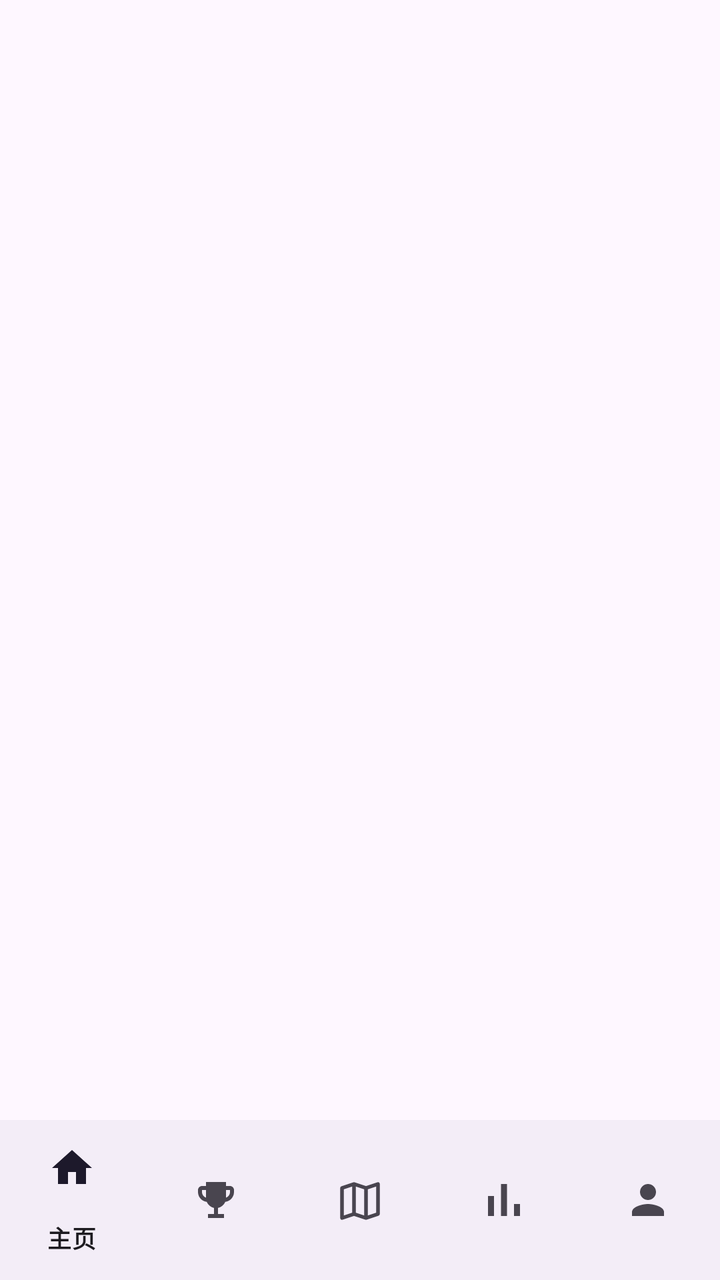
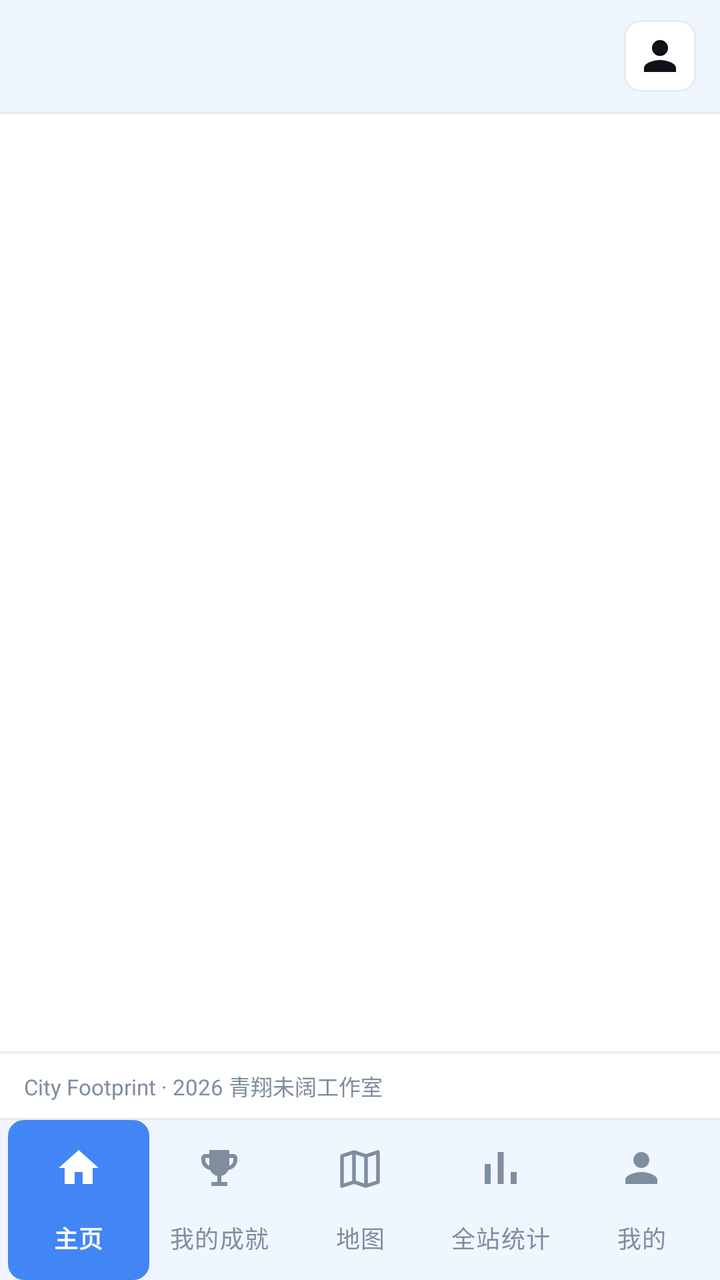

Screens rendered from an Android XML layout before and after an edit, with the pre-edit source and the edit as a unified diff.
<!-- AndroidManifest.xml: application theme Theme.CityFootprint -->
<!-- res/layout/activity_main.xml -->
<?xml version="1.0" encoding="utf-8"?>
<LinearLayout xmlns:android="http://schemas.android.com/apk/res/android"
    xmlns:app="http://schemas.android.com/apk/res-auto"
    android:layout_width="match_parent"
    android:layout_height="match_parent"
    android:orientation="vertical">

    
    <com.google.android.material.appbar.MaterialToolbar
        android:id="@+id/toolbar"
        android:layout_width="match_parent"
        android:layout_height="?attr/actionBarSize"
        android:background="?attr/colorSurface" />

    <FrameLayout
        android:id="@+id/container"
        android:layout_width="match_parent"
        android:layout_height="0dp"
        android:layout_weight="1" />

    
    <com.google.android.material.bottomnavigation.BottomNavigationView
        android:id="@+id/bottomNav"
        android:layout_width="match_parent"
        android:layout_height="wrap_content"
        app:menu="@menu/bottom_nav" />
</LinearLayout>
<!-- resources referenced by this layout -->
<resources>
  <style name="Theme.CityFootprint" parent="Theme.Material3.DayNight.NoActionBar">
          
          <item name="android:statusBarColor">@color/window_bg_light</item>
          <item name="android:navigationBarColor">@color/window_bg_light</item>
          <item name="android:windowLightStatusBar">true</item>
          <item name="android:windowLightNavigationBar" tools:targetApi="27">true</item>
      </style>
  <color name="window_bg_light">#F2F2F7</color>
</resources>

<!-- the commit's change to res/layout/activity_main.xml (unified diff, before → after) -->
@@ -3,14 +3,51 @@
     xmlns:app="http://schemas.android.com/apk/res-auto"
     android:layout_width="match_parent"
     android:layout_height="match_parent"
+    android:background="@color/bg"
     android:orientation="vertical">
 
     
-    <com.google.android.material.appbar.MaterialToolbar
-        android:id="@+id/toolbar"
+    <LinearLayout
         android:layout_width="match_parent"
-        android:layout_height="?attr/actionBarSize"
-        android:background="?attr/colorSurface" />
+        android:layout_height="wrap_content"
+        android:background="@color/sidebar"
+        android:orientation="vertical">
+
+        <LinearLayout
+            android:layout_width="match_parent"
+            android:layout_height="56dp"
+            android:gravity="center_vertical"
+            android:orientation="horizontal"
+            android:paddingStart="12dp"
+            android:paddingEnd="12dp">
+
+            <TextView
+                android:id="@+id/title"
+                android:layout_width="0dp"
+                android:layout_height="wrap_content"
+                android:layout_weight="1"
+                android:ellipsize="end"
+                android:maxLines="1"
+                android:textColor="@color/sidebar_fg"
+                android:textSize="16sp"
+                android:textStyle="bold" />
+
+            <ImageButton
+                android:id="@+id/btnProfile"
+                android:layout_width="36dp"
+                android:layout_height="36dp"
+                android:background="@drawable/bg_action_button"
+                android:contentDescription="@string/tab_profile"
+                android:padding="8dp"
+                android:src="@drawable/ic_person"
+                android:tint="@color/sidebar_fg" />
+        </LinearLayout>
+
+        <View
+            android:layout_width="match_parent"
+            android:layout_height="1dp"
+            android:background="@color/sidebar_border" />
+    </LinearLayout>
 
     <FrameLayout
         android:id="@+id/container"
@@ -19,9 +56,68 @@
         android:layout_weight="1" />
 
     
-    <com.google.android.material.bottomnavigation.BottomNavigationView
-        android:id="@+id/bottomNav"
+    <LinearLayout
         android:layout_width="match_parent"
         android:layout_height="wrap_content"
-        app:menu="@menu/bottom_nav" />
+        android:background="@color/card"
+        android:orientation="vertical">
+
+        <View
+            android:layout_width="match_parent"
+            android:layout_height="1dp"
+            android:background="@color/border" />
+
+        <LinearLayout
+            android:layout_width="match_parent"
+            android:layout_height="wrap_content"
+            android:gravity="center_vertical"
+            android:orientation="horizontal"
+            android:paddingStart="12dp"
+            android:paddingTop="8dp"
+            android:paddingEnd="12dp"
+            android:paddingBottom="8dp">
+
+            <TextView
+                android:layout_width="0dp"
+                android:layout_height="wrap_content"
+                android:layout_weight="1"
+                android:ellipsize="end"
+                android:maxLines="1"
+                android:text="@string/footer_brand"
+                android:textColor="@color/muted_fg"
+                android:textSize="11sp" />
+
+            <TextView
+                android:id="@+id/footerVersion"
+                android:layout_width="wrap_content"
+                android:layout_height="wrap_content"
+                android:layout_marginStart="8dp"
+                android:textColor="@color/muted_fg"
+                android:textSize="11sp" />
+        </LinearLayout>
+    </LinearLayout>
+
+    
+    <LinearLayout
+        android:layout_width="match_parent"
+        android:layout_height="wrap_content"
+        android:background="@color/sidebar"
+        android:orientation="vertical">
+
+        <View
+            android:layout_width="match_parent"
+            android:layout_height="1dp"
+            android:background="@color/sidebar_border" />
+
+        
+        <com.google.android.material.bottomnavigation.BottomNavigationView
+            android:id="@+id/bottomNav"
+            style="@style/Widget.App.BottomNav"
+            android:layout_width="match_parent"
+            android:layout_height="wrap_content"
+            android:paddingStart="4dp"
+            android:paddingEnd="4dp"
+            app:labelVisibilityMode="labeled"
+            app:menu="@menu/bottom_nav" />
+    </LinearLayout>
 </LinearLayout>
<!-- resource entries referenced after the edit -->
@@ -1,12 +1,108 @@
 <!-- resources referenced by this layout -->
 <resources>
-  <style name="Theme.CityFootprint" parent="Theme.Material3.DayNight.NoActionBar">
+  <color name="bg">#FFFFFF</color>
+  <color name="border">#EBEBEB</color>
+  <color name="card">#FFFFFF</color>
+  <color name="muted_fg">#7F8D9F</color>
+  <color name="sidebar">#F0F6FF</color>
+  <color name="sidebar_border">#E7EAEF</color>
+  <color name="sidebar_fg">#0E1115</color>
+  <!-- drawable bg_action_button (drawable) -->
+  <?xml version="1.0" encoding="utf-8"?>
+  <shape xmlns:android="http://schemas.android.com/apk/res/android"
+      android:shape="rectangle">
+      <corners android:radius="8dp" />
+      <solid android:color="@color/card" />
+      <stroke
+          android:width="1dp"
+          android:color="@color/sidebar_border" />
+  </shape>
+  <!-- drawable ic_person (drawable) -->
+  <?xml version="1.0" encoding="utf-8"?>
+  <vector xmlns:android="http://schemas.android.com/apk/res/android"
+      android:width="24dp"
+      android:height="24dp"
+      android:viewportWidth="24"
+      android:viewportHeight="24">
+      <path
+          android:fillColor="#FF000000"
+          android:pathData="M12,12 C14.21,12 16,10.21 16,8 C16,5.79 14.21,4 12,4 C9.79,4 8,5.79 8,8 C8,10.21 9.79,12 12,12 Z M12,14 C9.33,14 4,15.34 4,18 L4,20 L20,20 L20,18 C20,15.34 14.67,14 12,14 Z" />
+  </vector>
+  <string name="footer_brand">City Footprint · 2026 青翔未阔工作室</string>
+  <string name="tab_profile">我的</string>
+  <style name="Widget.App.BottomNav" parent="Widget.Material3.BottomNavigationView">
+          <item name="itemIconTint">@color/nav_item_tint</item>
+          <item name="itemTextColor">@color/nav_item_text</item>
+          <item name="itemBackground">@drawable/nav_item_bg</item>
+          
+          <item name="itemActiveIndicatorStyle">@style/Widget.App.NavIndicator</item>
+          <item name="android:background">@color/sidebar</item>
+          <item name="elevation">0dp</item>
+      </style>
+  <style name="Theme.CityFootprint" parent="Theme.Material3.Light.NoActionBar">
+          
+          <item name="colorPrimary">@color/accent</item>
+          <item name="colorOnPrimary">@color/on_accent</item>
+          <item name="colorPrimaryContainer">@color/accent_light</item>
+          <item name="colorOnPrimaryContainer">@color/accent_soft_fg</item>
+          <item name="colorSecondary">@color/accent</item>
+          <item name="colorSecondaryContainer">@color/accent_light</item>
+          <item name="colorOnSecondaryContainer">@color/accent_soft_fg</item>
+          <item name="colorSurface">@color/card</item>
+          <item name="colorOnSurface">@color/fg</item>
+          <item name="colorOnSurfaceVariant">@color/muted_fg</item>
+          <item name="colorOutline">@color/input_border</item>
+          <item name="colorError">@color/destructive</item>
+          <item name="android:colorBackground">@color/bg</item>
+  
           
           <item name="android:statusBarColor">@color/window_bg_light</item>
           <item name="android:navigationBarColor">@color/window_bg_light</item>
           <item name="android:windowLightStatusBar">true</item>
           <item name="android:windowLightNavigationBar" tools:targetApi="27">true</item>
+          
+          <item name="android:forceDarkAllowed" tools:targetApi="29">false</item>
+  
+          
+          <item name="materialCardViewStyle">@style/Widget.App.CardView</item>
+          <item name="materialButtonStyle">@style/Widget.App.Button</item>
       </style>
-  <color name="window_bg_light">#F2F2F7</color>
+  <!-- drawable nav_item_bg (drawable) -->
+  <?xml version="1.0" encoding="utf-8"?>
+  <selector xmlns:android="http://schemas.android.com/apk/res/android">
+      <item android:state_checked="true">
+          <shape android:shape="rectangle">
+              <corners android:radius="8dp" />
+              <solid android:color="@color/accent" />
+          </shape>
+      </item>
+      <item>
+          <shape android:shape="rectangle">
+              <solid android:color="@android:color/transparent" />
+          </shape>
+      </item>
+  </selector>
+  <style name="Widget.App.NavIndicator" parent="Widget.Material3.BottomNavigationView.ActiveIndicator">
+          <item name="android:width">0dp</item>
+          <item name="android:height">0dp</item>
+      </style>
+  <color name="accent">#4285F4</color>
+  <color name="on_accent">#FFFFFF</color>
+  <color name="accent_light">#DBEAFE</color>
+  <color name="accent_soft_fg">#003E8F</color>
+  <color name="fg">#0E1115</color>
+  <color name="input_border">#E2E3E4</color>
+  <color name="destructive">#EF4444</color>
+  <color name="window_bg_light">#F0F6FF</color>
+  <style name="Widget.App.CardView" parent="Widget.Material3.CardView.Outlined">
+          <item name="cardCornerRadius">8dp</item>
+          <item name="cardElevation">0dp</item>
+          <item name="cardBackgroundColor">@color/card</item>
+          <item name="strokeColor">@color/border</item>
+          <item name="strokeWidth">1dp</item>
+      </style>
+  <style name="Widget.App.Button" parent="Widget.Material3.Button">
+          <item name="cornerRadius">8dp</item>
+      </style>
 </resources>
 
